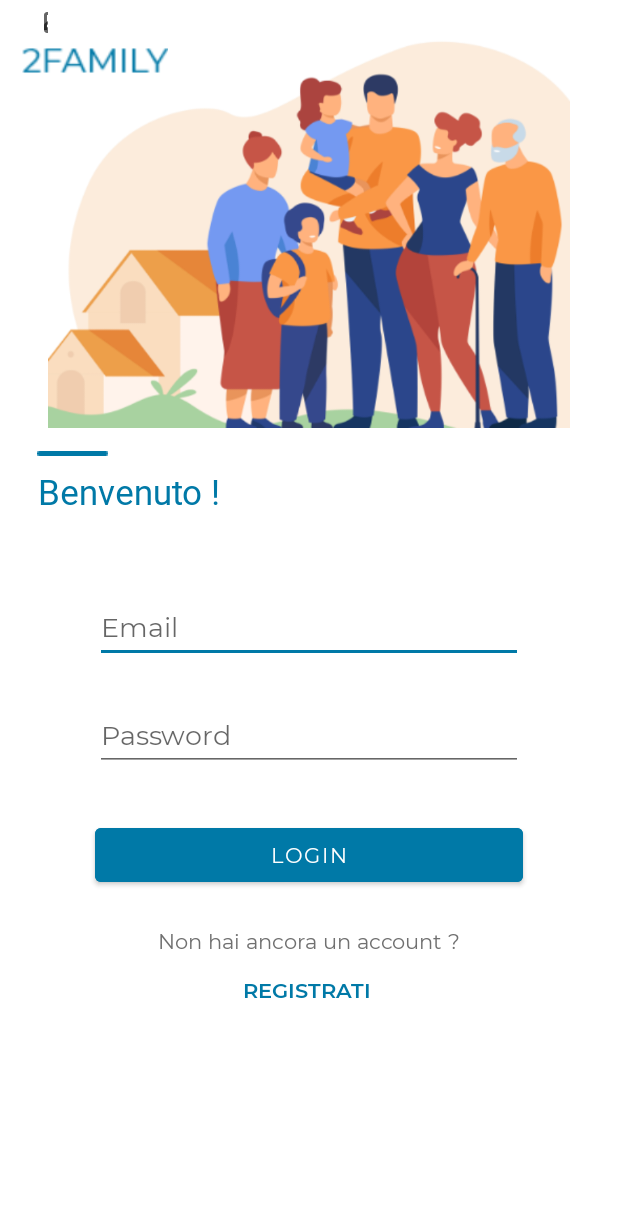
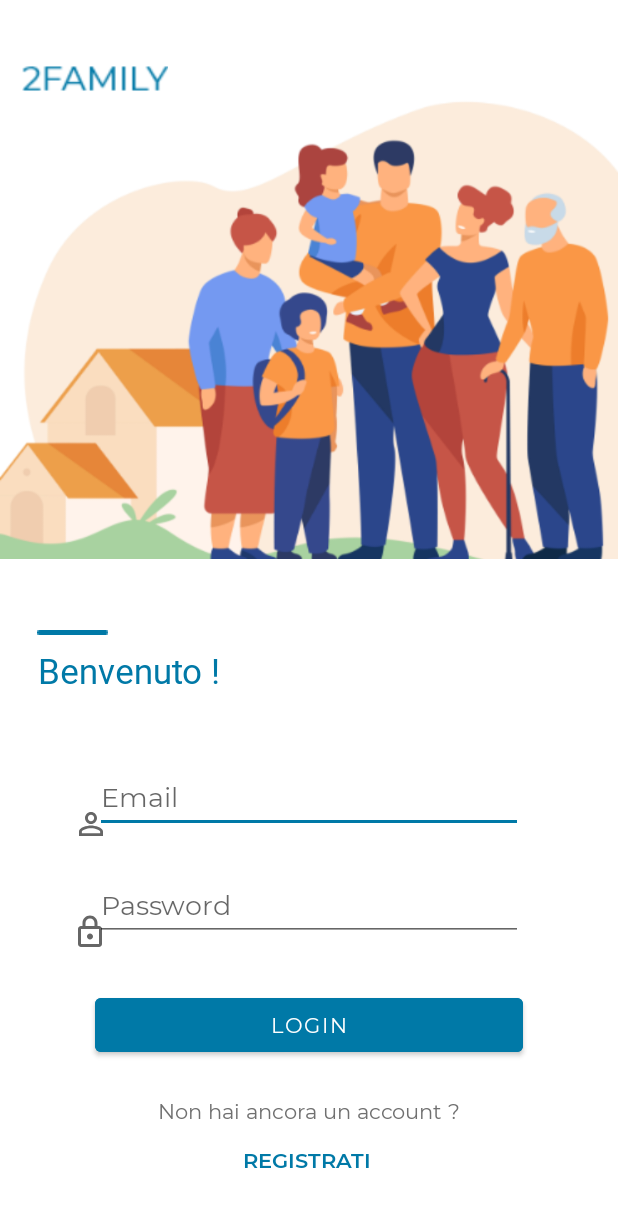
Before and after one commit to TheBrex/2FAMILY, an Android app: the screen it shows after launch (LoginActivity), on a phone screen of 412 x 824 dp. Shown: the top 1207 px of the screen. Run offline under Robolectric (Android 15) with nearby library versions, the light colour scheme and no system bars; our stand-ins replace Firebase (no records; nobody signed in at launch, a user with empty details on screens opened directly).

Commit message:
BUGS FIX

```diff
--- a/app/src/main/java/com/example/a2family/Activities/LoginActivity.java
+++ b/app/src/main/java/com/example/a2family/Activities/LoginActivity.java
@@ -156,10 +156,15 @@ public class LoginActivity extends BaseActivity implements HelperInterface {
         String userId = getUserIdFromFile();
         String familyId = getFamilyIdFromFile();
 
-        if (!familyId.equals("defaultvalue") && !userId.equals("default")) {
+        if (!familyId.equals("defaultvalue") && !userId.equals("defaultvalue")) {
             Intent groupPage = new Intent(LoginActivity.this, GroupPageActivity.class);
             //se l'utente fa gia parte di un gruppo passo il suo valore alla nuova activity
             groupPage.putExtra("familyId", familyId);
+            startActivity(groupPage,ActivityOptions.makeSceneTransitionAnimation(LoginActivity.this).toBundle());
+            finish();
+        }
+        else if(!userId.equals("defaultvalue") ){
+            Intent groupPage = new Intent(LoginActivity.this, MainActivity.class);
             startActivity(groupPage,ActivityOptions.makeSceneTransitionAnimation(LoginActivity.this).toBundle());
             finish();
         }
--- a/app/src/main/res/layout/activity_chat.xml
+++ b/app/src/main/res/layout/activity_chat.xml
@@ -41,6 +41,8 @@
         android:layout_width="349dp"
         android:layout_height="wrap_content"
         android:layout_marginStart="16dp"
+        android:minHeight="48dp"
+        android:hint = "Message"
         app:layout_constraintBottom_toTopOf="@+id/include"
         app:layout_constraintStart_toStartOf="parent" />
 
--- a/app/src/main/res/layout/activity_login.xml
+++ b/app/src/main/res/layout/activity_login.xml
@@ -66,14 +66,15 @@
         android:id="@+id/imageView10"
         android:layout_width="wrap_content"
         android:layout_height="wrap_content"
+        android:layout_marginTop="68dp"
         android:layout_marginEnd="24dp"
         android:contentDescription="@string/usr_img"
         app:layout_constraintEnd_toEndOf="@+id/benvenuto"
-        app:layout_constraintHorizontal_bias="0.0"
+        app:layout_constraintHorizontal_bias="0.097"
         app:layout_constraintStart_toStartOf="@+id/benvenuto"
+        app:layout_constraintTop_toBottomOf="@+id/benvenuto"
         app:srcCompat="@drawable/ic_baseline_person_outline_24"
-        tools:ignore="ContentDescription,MissingConstraints"
-        tools:layout_editor_absoluteY="401dp" />
+        tools:ignore="ContentDescription,MissingConstraints" />
 
     <TextView
         android:id="@+id/notAnAccount"
@@ -151,19 +152,20 @@
         android:id="@+id/imageView11"
         android:layout_width="wrap_content"
         android:layout_height="wrap_content"
+        android:layout_marginTop="48dp"
         android:layout_marginEnd="2dp"
         android:contentDescription="@string/psw_img"
         app:layout_constraintEnd_toEndOf="@+id/benvenuto"
-        app:layout_constraintHorizontal_bias="0.0"
+        app:layout_constraintHorizontal_bias="0.088"
         app:layout_constraintStart_toStartOf="@+id/benvenuto"
+        app:layout_constraintTop_toBottomOf="@+id/imageView10"
         app:srcCompat="@drawable/ic_outline_lock_24"
-        tools:ignore="MissingConstraints"
-        tools:layout_editor_absoluteY="477dp" />
+        tools:ignore="MissingConstraints" />
 
     <ImageView
         android:id="@+id/familyImage"
         android:layout_width="match_parent"
-        android:layout_height="285dp"
+        android:layout_height="wrap_content"
         android:contentDescription="@string/aesthetic"
         app:layout_constraintBottom_toTopOf="@+id/notAnAccount"
         app:layout_constraintEnd_toEndOf="parent"
```
Also changed, not shown: app/src/main/java/com/example/a2family/Activities/MainActivity.java (+6 -5 lines), app/src/main/java/com/example/a2family/Classes/Family.java (+5 -5 lines), app/src/main/res/layout/activity_group_page.xml (+5 -3 lines), app/src/main/res/layout/activity_sign_up.xml (+5 -4 lines).
